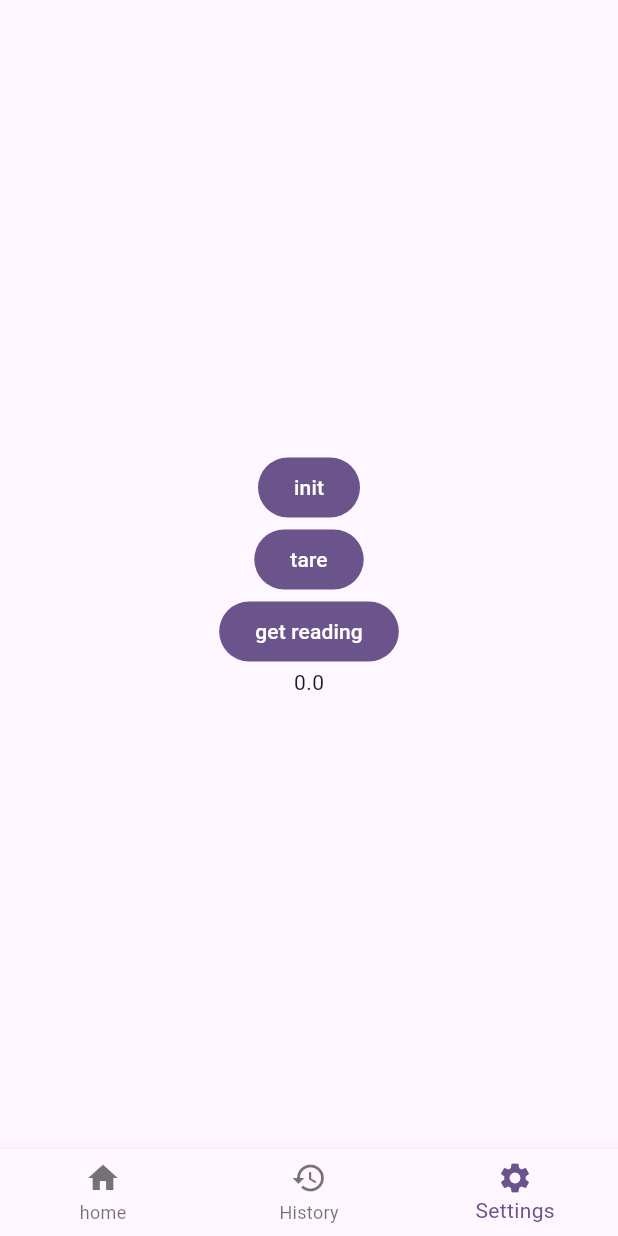
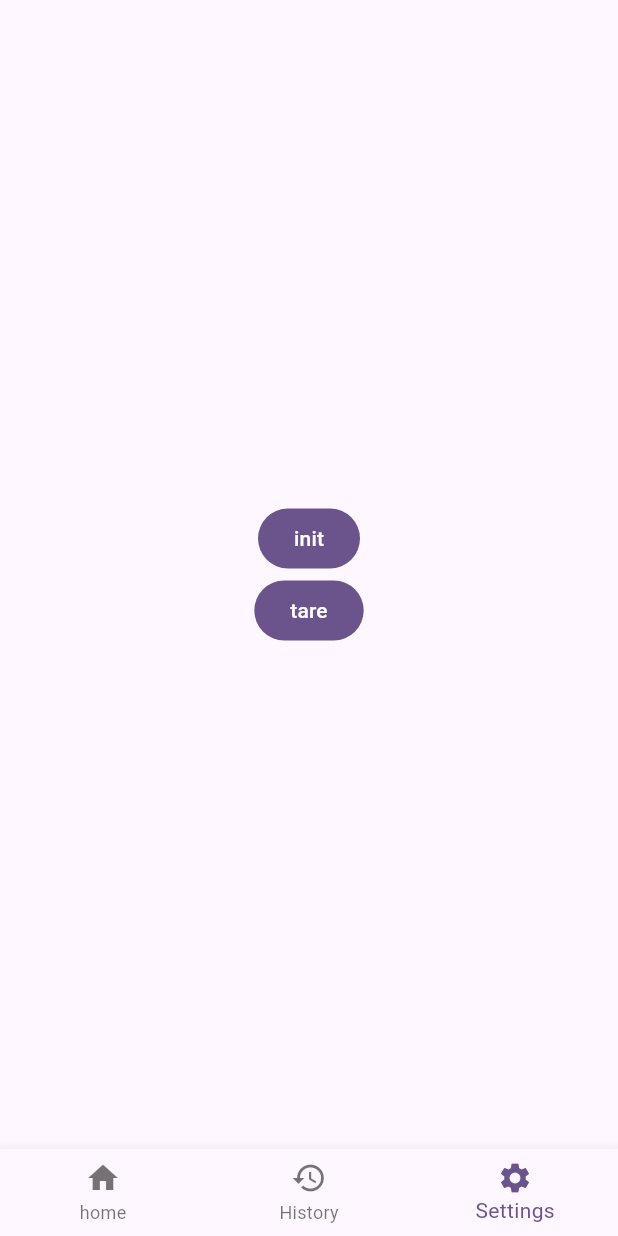
Before and after one commit to lazytesting/espresso-log, a Flutter app: the screen it shows after launch, item 3 of the bottom bar chosen, after a tap on "init", on a phone screen of 412 x 824 dp. Run offline on Flutter 3.47's test engine with Material 3 defaults, Android fonts, the phone set to English and light mode, and no system bars; our stand-ins replace fl_chart, flutter_bloc, flutter_blue_plus, get_it, go_router, rxdart.

Commit message:
linting fixes

```diff
--- a/lib/main.dart
+++ b/lib/main.dart
@@ -52,7 +52,7 @@ class MyApp extends StatelessWidget {
               routerConfig: AppRouter().router,
             );
           } else {
-            return CircularProgressIndicator();
+            return const CircularProgressIndicator();
           }
         });
   }
--- a/lib/router.dart
+++ b/lib/router.dart
@@ -1,14 +1,9 @@
-import 'package:espresso_log/ui/home/current-weight/current_weight_cubit.dart';
-import 'package:espresso_log/ui/home/timer/timer_cubit.dart';
-import 'package:espresso_log/ui/home/weight-change/weight_change_cubit.dart';
-import 'package:espresso_log/ui/home/weight_graph/weight_graph_cubit.dart';
 import 'package:espresso_log/ui/scaffold/bottom_navigation.dart';
 import 'package:espresso_log/ui/history/history.dart';
 import 'package:espresso_log/ui/home/home.dart';
 import 'package:espresso_log/ui/scaffold/screen_container.dart';
 import 'package:espresso_log/ui/settings/settings.dart';
 import 'package:flutter/material.dart';
-import 'package:flutter_bloc/flutter_bloc.dart';
 import 'package:go_router/go_router.dart';
 
 class AppRouter {
--- a/lib/services/scale/decent_scale_service.dart
+++ b/lib/services/scale/decent_scale_service.dart
@@ -68,7 +68,7 @@ class DecentScaleService implements AbstractScaleService {
         .first;
 
     await FlutterBluePlus.startScan(
-        withNames: ["Decent Scale"], timeout: Duration(seconds: 15));
+        withNames: ["Decent Scale"], timeout: const Duration(seconds: 15));
 
     await FlutterBluePlus.isScanning.where((val) => val == false).first;
   }
--- a/lib/services/timer/timer_service.dart
+++ b/lib/services/timer/timer_service.dart
@@ -1,7 +1,6 @@
 import 'dart:async';
 
 import 'package:espresso_log/services/timer/abstract_timer_service.dart';
-import 'package:espresso_log/ui/home/timer/timer_cubit.dart';
 import 'package:rxdart/rxdart.dart';
 
 class TimerService implements AbstractTimerService {
--- a/lib/ui/home/current-weight/current_weight_widget.dart
+++ b/lib/ui/home/current-weight/current_weight_widget.dart
@@ -18,7 +18,7 @@ class CurrentWeightWidget extends StatelessWidget {
             child: Card(
           clipBehavior: Clip.hardEdge,
           child: Padding(
-            padding: EdgeInsets.all(8.0),
+            padding: const EdgeInsets.all(8.0),
             child: Column(
               mainAxisSize: MainAxisSize.min,
               children: <Widget>[
--- a/lib/ui/home/timer/timer_cubit.dart
+++ b/lib/ui/home/timer/timer_cubit.dart
@@ -1,5 +1,3 @@
-import 'dart:async';
-
 import 'package:espresso_log/main.dart';
 import 'package:espresso_log/services/timer/abstract_timer_service.dart';
 import 'package:flutter_bloc/flutter_bloc.dart';
--- a/lib/ui/home/timer/timer_widget.dart
+++ b/lib/ui/home/timer/timer_widget.dart
@@ -38,7 +38,7 @@ class TimerWidget extends StatelessWidget {
             child: Card(
           clipBehavior: Clip.hardEdge,
           child: Padding(
-            padding: EdgeInsets.all(8.0),
+            padding: const EdgeInsets.all(8.0),
             child: Column(
               mainAxisSize: MainAxisSize.min,
               children: <Widget>[
--- a/lib/ui/home/weight-change/weight_change_widget.dart
+++ b/lib/ui/home/weight-change/weight_change_widget.dart
@@ -18,7 +18,7 @@ class WeightChangeWidget extends StatelessWidget {
             child: Card(
           clipBehavior: Clip.hardEdge,
           child: Padding(
-            padding: EdgeInsets.all(8.0),
+            padding: const EdgeInsets.all(8.0),
             child: Column(
               mainAxisSize: MainAxisSize.min,
               children: <Widget>[
--- a/lib/ui/home/weight_graph/weight_graph_widget.dart
+++ b/lib/ui/home/weight_graph/weight_graph_widget.dart
@@ -1,4 +1,3 @@
-import 'package:espresso_log/ui/home/timer/timer_cubit.dart';
 import 'package:espresso_log/ui/home/weight_graph/weight_graph_cubit.dart';
 import 'package:fl_chart/fl_chart.dart';
 import 'package:flutter/material.dart';
@@ -8,10 +7,6 @@ class WeightGraphWidget extends StatelessWidget {
   const WeightGraphWidget({super.key});
 
   Widget _bottomTitleWidgets(double value, TitleMeta meta) {
-    const style = TextStyle(
-      fontWeight: FontWeight.bold,
-      fontSize: 2,
-    );
     var text = Text((value / 1000).round().toString());
 
     return SideTitleWidget(
@@ -58,7 +53,7 @@ class WeightGraphWidget extends StatelessWidget {
           child: AspectRatio(
             aspectRatio: 1.70,
             child: Padding(
-              padding: EdgeInsets.all(8.0),
+              padding: const EdgeInsets.all(8.0),
               child: LineChart(LineChartData(
                 gridData: FlGridData(
                   show: true,
--- a/lib/ui/settings/settings.dart
+++ b/lib/ui/settings/settings.dart
@@ -8,7 +8,6 @@ class SettingsScreen extends StatelessWidget {
   SettingsScreen({super.key});
   late final AbstractScaleService _scaleService =
       getIt.get<DecentScaleService>();
-  double _reading = 0;
 
   @override
   Widget build(BuildContext context) {
@@ -26,13 +25,10 @@ class SettingsScreen extends StatelessWidget {
         mainAxisAlignment: MainAxisAlignment.center,
         children: <Widget>[
           FilledButton(
-              onPressed: () => _scaleService.init(), child: Text("init")),
+              onPressed: () => _scaleService.init(), child: const Text("init")),
           FilledButton(
               onPressed: () => _scaleService.tareCommand(),
-              child: Text("tare")),
-          FilledButton(
-              onPressed: () => _reading = 42, child: Text("get reading")),
-          Text(_reading.toString())
+              child: const Text("tare")),
         ],
       ),
     );
```
